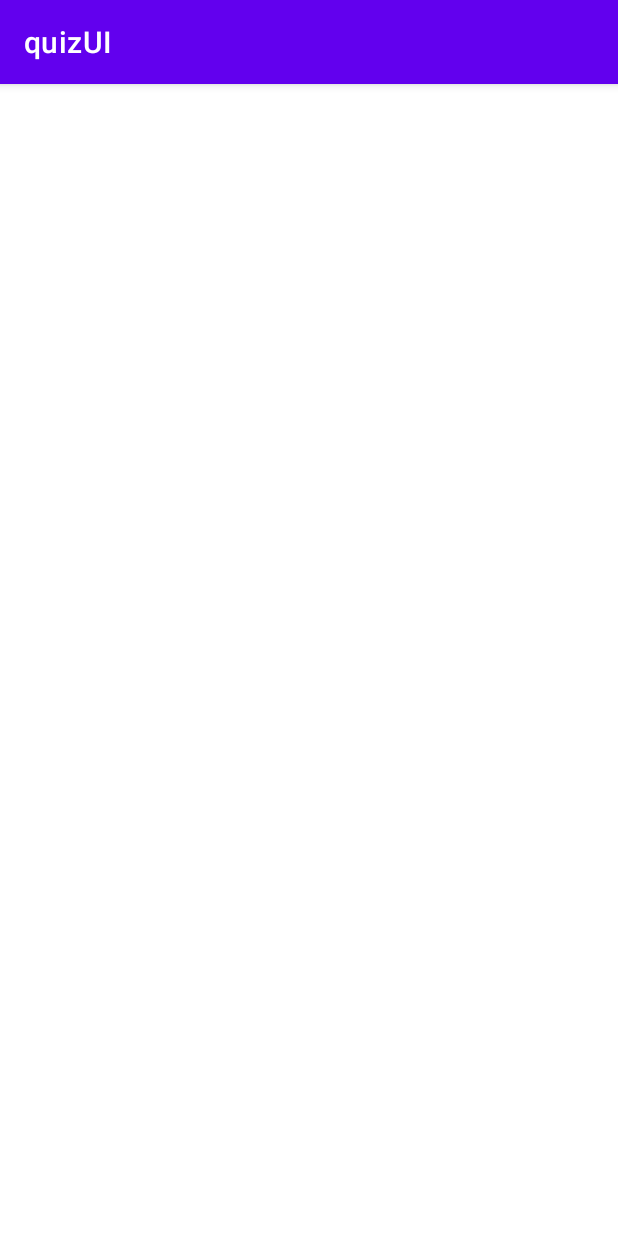
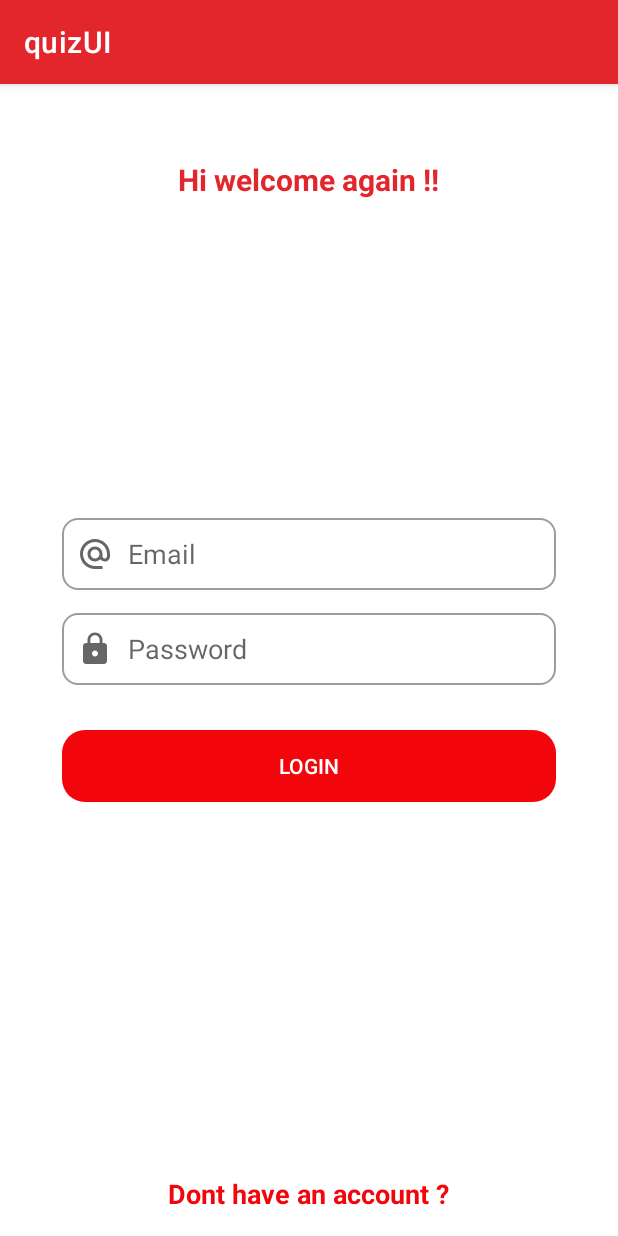
Before and after one commit to abhi2801/progressbar, an Android app: the screen it shows after launch (MainActivity), on a phone screen of 412 x 824 dp. Run offline under Robolectric (Android 15) with nearby library versions, the phone set to English and light mode, and no system bars; our stand-ins replace Firebase (no records; nobody signed in at launch, a user with empty details on screens opened directly); Roboto replaces fonts that are not available here.

```diff
--- a/app/build.gradle
+++ b/app/build.gradle
@@ -1,5 +1,6 @@
 plugins {
     id 'com.android.application'
+    id 'com.google.gms.google-services'
 }
 
 android {
--- a/app/src/main/java/com/company/quizui/FragmentLogin.java
+++ b/app/src/main/java/com/company/quizui/FragmentLogin.java
@@ -5,28 +5,40 @@ import android.os.Bundle;
 import androidx.annotation.NonNull;
 import androidx.annotation.Nullable;
 import androidx.fragment.app.Fragment;
+import androidx.lifecycle.Observer;
+import androidx.lifecycle.ViewModelProvider;
 import androidx.navigation.Navigation;
 
 import android.view.LayoutInflater;
 import android.view.View;
 import android.view.ViewGroup;
 import android.widget.Button;
+import android.widget.TextView;
+
+import com.company.quizui.ViewModel.SignInSignUpViewModel;
+import com.google.firebase.auth.FirebaseUser;
 
 public class FragmentLogin extends Fragment {
-
-
+private SignInSignUpViewModel viewModel;
     @Override
     public View onCreateView(LayoutInflater inflater, ViewGroup container,
                              Bundle savedInstanceState) {
         // Inflate the layout for this fragment
         return inflater.inflate(R.layout.fragment_login, container, false);
+
+
     }
-
     @Override
     public void onViewCreated(@NonNull View view, @Nullable Bundle savedInstanceState) {
         super.onViewCreated(view, savedInstanceState);
         Button login=view.findViewById(R.id.login);
+        TextView gotosignup=view.findViewById(R.id.gotoSignup);
         login.setOnClickListener(new View.OnClickListener() {
+            @Override
+            public void onClick(View view) {
+            }
+        });
+        gotosignup.setOnClickListener(new View.OnClickListener() {
             @Override
             public void onClick(View view) {
                 Navigation.findNavController(view).navigate(R.id.action_fragmentLogin_to_signUpFragment);
--- a/app/src/main/res/drawable/edittext.xml
+++ b/app/src/main/res/drawable/edittext.xml
@@ -1,4 +1,5 @@
 <?xml version="1.0" encoding="utf-8"?>
 <shape android:shape="rectangle" xmlns:android="http://schemas.android.com/apk/res/android">
 <corners android:radius="10dp"/>
+    <stroke android:color="#9F9C9C" android:width="1dp"/>
 </shape>
--- a/app/src/main/res/layout/activity_main.xml
+++ b/app/src/main/res/layout/activity_main.xml
@@ -8,13 +8,12 @@
     <androidx.fragment.app.FragmentContainerView
         android:id="@+id/nav_host_fragment"
         android:name="androidx.navigation.fragment.NavHostFragment"
-        android:layout_width="0dp"
-        android:layout_height="0dp"
+        android:layout_width="match_parent"
+        android:layout_height="match_parent"
         app:layout_constraintLeft_toLeftOf="parent"
         app:layout_constraintRight_toRightOf="parent"
         app:layout_constraintTop_toTopOf="parent"
         app:layout_constraintBottom_toBottomOf="parent"
         app:defaultNavHost="true"
         app:navGraph="@navigation/nav_graph" />
-
 </FrameLayout>
--- a/app/src/main/res/layout/fragment_login.xml
+++ b/app/src/main/res/layout/fragment_login.xml
@@ -39,6 +39,9 @@
             android:background="@drawable/edittext"
             android:ems="10"
             android:hint="Email"
+            android:paddingStart="10dp"
+            android:drawablePadding="10dp"
+            android:drawableStart="@drawable/email"
             android:inputType="textPersonName"
             android:minHeight="48dp" />
 
@@ -49,6 +52,9 @@
             android:layout_marginBottom="30dp"
             android:background="@drawable/edittext"
             android:ems="10"
+            android:drawableStart="@drawable/password"
+            android:paddingStart="10dp"
+            android:drawablePadding="10dp"
             android:hint="Password"
             android:inputType="textPersonName"
             android:minHeight="48dp" />
--- a/app/src/main/res/values/themes.xml
+++ b/app/src/main/res/values/themes.xml
@@ -2,8 +2,8 @@
     <!-- Base application theme. -->
     <style name="Theme.QuizUI" parent="Theme.MaterialComponents.DayNight.DarkActionBar">
         <!-- Primary brand color. -->
-        <item name="colorPrimary">@color/purple_500</item>
-        <item name="colorPrimaryVariant">@color/purple_700</item>
+        <item name="colorPrimary">@color/light_red</item>
+        <item name="colorPrimaryVariant">@color/red</item>
         <item name="colorOnPrimary">@color/white</item>
         <!-- Secondary brand color. -->
         <item name="colorSecondary">@color/teal_200</item>
--- a/build.gradle
+++ b/build.gradle
@@ -1,4 +1,8 @@
-// Top-level build file where you can add configuration options common to all sub-projects/modules.
+buildscript {
+    dependencies {
+        classpath 'com.google.gms:google-services:4.3.10'
+    }
+}// Top-level build file where you can add configuration options common to all sub-projects/modules.
 plugins {
     id 'com.android.application' version '7.1.1' apply false
     id 'com.android.library' version '7.1.1' apply false
```
Also changed, not shown: app/src/main/java/com/company/quizui/Repository/SignUpSignInRepo.java (+7 -7 lines), app/src/main/java/com/company/quizui/SignUpFragment.java (+6 -6 lines).
